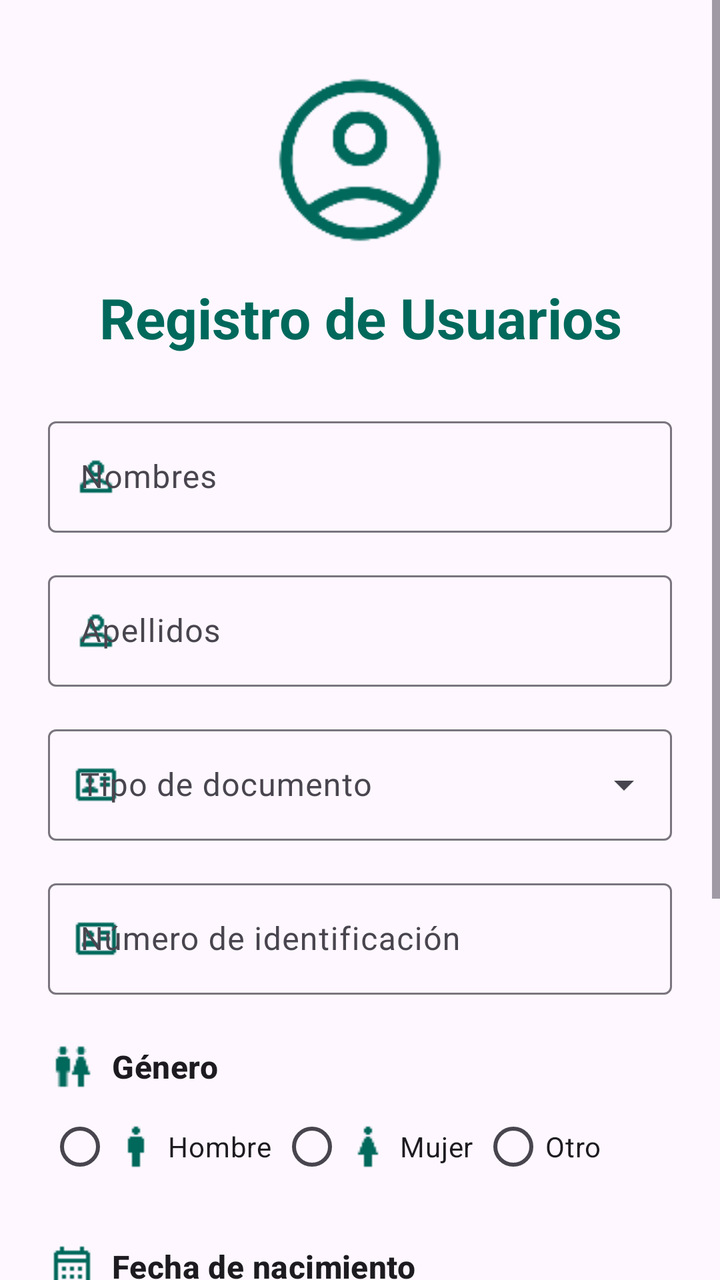
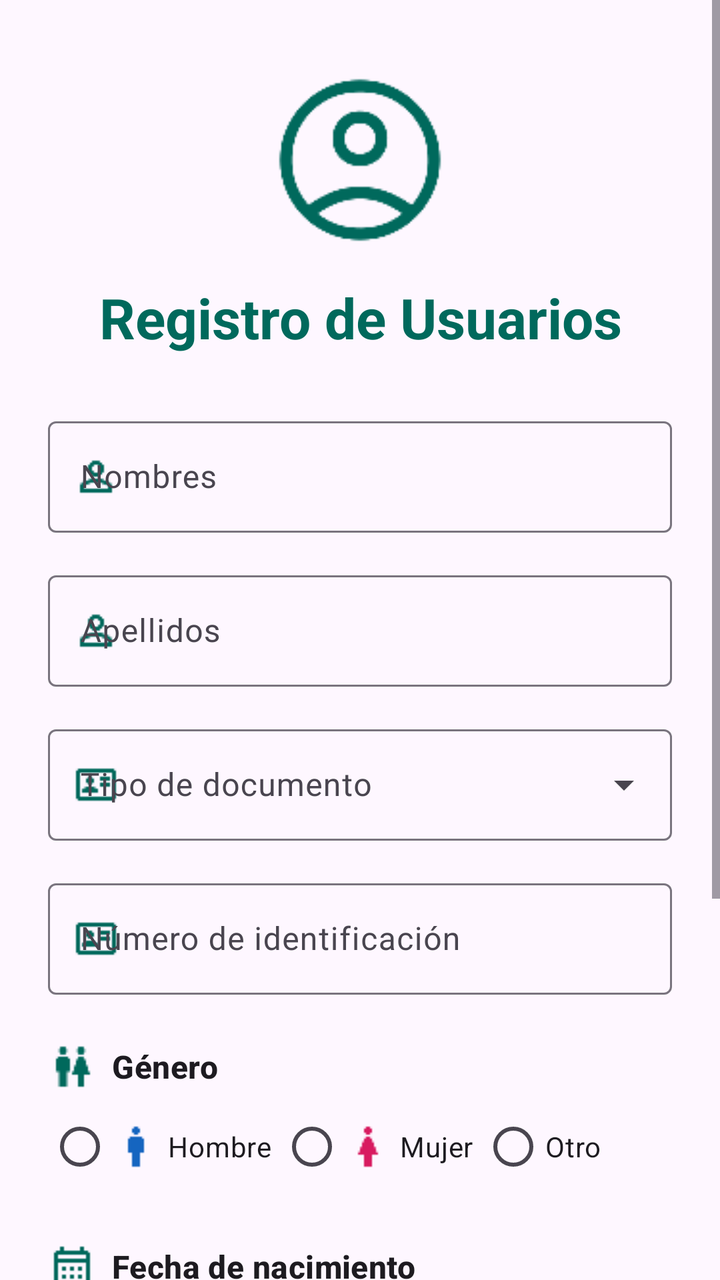

Screens rendered from an Android XML layout before and after an edit, with the pre-edit source and the edit as a unified diff.
<!-- AndroidManifest.xml: application theme Theme.Practica2 -->
<!-- res/layout/activity_main.xml -->
<?xml version="1.0" encoding="utf-8"?>
<ScrollView xmlns:android="http://schemas.android.com/apk/res/android"
    xmlns:app="http://schemas.android.com/apk/res-auto"
    xmlns:tools="http://schemas.android.com/tools"
    android:id="@+id/main"
    android:layout_width="match_parent"
    android:layout_height="match_parent"
    android:fillViewport="true"
    android:overScrollMode="never"
    tools:context=".MainActivity">

    <androidx.constraintlayout.widget.ConstraintLayout
        android:layout_width="match_parent"
        android:layout_height="wrap_content"
        android:paddingStart="24dp"
        android:paddingTop="32dp"
        android:paddingEnd="24dp"
        android:paddingBottom="32dp">

        <ImageView
            android:id="@+id/imgUsuario"
            android:layout_width="96dp"
            android:layout_height="96dp"
            android:contentDescription="@string/descripcion_icono_usuario"
            app:layout_constraintEnd_toEndOf="parent"
            app:layout_constraintStart_toStartOf="parent"
            app:layout_constraintTop_toTopOf="parent"
            app:srcCompat="@drawable/account_circle"
            app:tint="?attr/colorPrimary" />

        <TextView
            android:id="@+id/tvTitulo"
            android:layout_width="0dp"
            android:layout_height="wrap_content"
            android:layout_marginTop="12dp"
            android:gravity="center"
            android:text="@string/titulo_registro"
            android:textAppearance="@style/TextAppearance.Material3.HeadlineMedium"
            android:textColor="?attr/colorPrimary"
            android:textStyle="bold"
            app:layout_constraintEnd_toEndOf="parent"
            app:layout_constraintStart_toStartOf="parent"
            app:layout_constraintTop_toBottomOf="@id/imgUsuario" />

        <com.google.android.material.textfield.TextInputLayout
            android:id="@+id/tilNombres"
            style="@style/Widget.Material3.TextInputLayout.OutlinedBox"
            android:layout_width="0dp"
            android:layout_height="wrap_content"
            android:layout_marginTop="28dp"
            android:hint="@string/hint_nombres"
            app:layout_constraintEnd_toEndOf="parent"
            app:layout_constraintStart_toStartOf="parent"
            app:layout_constraintTop_toBottomOf="@id/tvTitulo"
            app:startIconDrawable="@drawable/person"
            app:startIconTint="?attr/colorPrimary">

            <com.google.android.material.textfield.TextInputEditText
                android:id="@+id/etNombres"
                android:layout_width="match_parent"
                android:layout_height="wrap_content"
                android:autofillHints="personGivenName"
                android:inputType="textCapWords|textPersonName"
                android:maxLines="1" />
        </com.google.android.material.textfield.TextInputLayout>

        <com.google.android.material.textfield.TextInputLayout
            android:id="@+id/tilApellidos"
            style="@style/Widget.Material3.TextInputLayout.OutlinedBox"
            android:layout_width="0dp"
            android:layout_height="wrap_content"
            android:layout_marginTop="16dp"
            android:hint="@string/hint_apellidos"
            app:layout_constraintEnd_toEndOf="@id/tilNombres"
            app:layout_constraintStart_toStartOf="@id/tilNombres"
            app:layout_constraintTop_toBottomOf="@id/tilNombres"
            app:startIconDrawable="@drawable/person"
            app:startIconTint="?attr/colorPrimary">

            <com.google.android.material.textfield.TextInputEditText
                android:id="@+id/etApellidos"
                android:layout_width="match_parent"
                android:layout_height="wrap_content"
                android:autofillHints="personFamilyName"
                android:inputType="textCapWords|textPersonName"
                android:maxLines="1" />
        </com.google.android.material.textfield.TextInputLayout>

        <com.google.android.material.textfield.TextInputLayout
            android:id="@+id/tilTipoDocumento"
            style="@style/Widget.Material3.TextInputLayout.OutlinedBox.ExposedDropdownMenu"
            android:layout_width="0dp"
            android:layout_height="wrap_content"
            android:layout_marginTop="16dp"
            android:hint="@string/hint_tipo_documento"
            app:layout_constraintEnd_toEndOf="@id/tilNombres"
            app:layout_constraintStart_toStartOf="@id/tilNombres"
            app:layout_constraintTop_toBottomOf="@id/tilApellidos"
            app:startIconDrawable="@drawable/id_card"
            app:startIconTint="?attr/colorPrimary">

            <AutoCompleteTextView
                android:id="@+id/actTipoDocumento"
                android:layout_width="match_parent"
                android:layout_height="wrap_content"
                android:inputType="none"
                android:maxLines="1"
                app:simpleItems="@array/tipos_documento"
                tools:ignore="LabelFor" />
        </com.google.android.material.textfield.TextInputLayout>

        <com.google.android.material.textfield.TextInputLayout
            android:id="@+id/tilIdentificacion"
            style="@style/Widget.Material3.TextInputLayout.OutlinedBox"
            android:layout_width="0dp"
            android:layout_height="wrap_content"
            android:layout_marginTop="16dp"
            android:hint="@string/hint_identificacion"
            app:layout_constraintEnd_toEndOf="@id/tilNombres"
            app:layout_constraintStart_toStartOf="@id/tilNombres"
            app:layout_constraintTop_toBottomOf="@id/tilTipoDocumento"
            app:startIconDrawable="@drawable/id_card"
            app:startIconTint="?attr/colorPrimary">

            <com.google.android.material.textfield.TextInputEditText
                android:id="@+id/etIdentificacion"
                android:layout_width="match_parent"
                android:layout_height="wrap_content"
                android:inputType="number"
                android:maxLength="13"
                android:maxLines="1" />
        </com.google.android.material.textfield.TextInputLayout>

        <TextView
            android:id="@+id/tvGenero"
            android:layout_width="0dp"
            android:layout_height="wrap_content"
            android:layout_marginTop="24dp"
            android:drawablePadding="8dp"
            android:gravity="center_vertical"
            app:drawableStartCompat="@drawable/wc"
            app:drawableTint="?attr/colorPrimary"
            android:text="@string/seccion_genero"
            android:textAppearance="@style/TextAppearance.Material3.TitleMedium"
            android:textStyle="bold"
            app:layout_constraintEnd_toEndOf="@id/tilNombres"
            app:layout_constraintStart_toStartOf="@id/tilNombres"
            app:layout_constraintTop_toBottomOf="@id/tilIdentificacion" />

        <RadioGroup
            android:id="@+id/rgGenero"
            android:layout_width="0dp"
            android:layout_height="wrap_content"
            android:layout_marginTop="4dp"
            android:gravity="center_vertical"
            android:orientation="horizontal"
            app:layout_constraintEnd_toEndOf="@id/tilNombres"
            app:layout_constraintStart_toStartOf="@id/tilNombres"
            app:layout_constraintTop_toBottomOf="@id/tvGenero">

            <com.google.android.material.radiobutton.MaterialRadioButton
                android:id="@+id/rbHombre"
                android:layout_width="wrap_content"
                android:layout_height="48dp"
                android:drawableStart="@drawable/man"
                android:drawablePadding="4dp"
                android:drawableTint="?attr/colorPrimary"
                android:minWidth="0dp"
                android:paddingStart="0dp"
                android:paddingEnd="4dp"
                android:text="@string/genero_hombre"
                android:textSize="14sp"
                android:buttonTint="?attr/colorPrimary" />

            <com.google.android.material.radiobutton.MaterialRadioButton
                android:id="@+id/rbMujer"
                android:layout_width="wrap_content"
                android:layout_height="48dp"
                android:drawableStart="@drawable/woman"
                android:drawablePadding="4dp"
                android:drawableTint="?attr/colorPrimary"
                android:minWidth="0dp"
                android:paddingStart="0dp"
                android:paddingEnd="4dp"
                android:text="@string/genero_mujer"
                android:textSize="14sp"
                android:buttonTint="?attr/colorPrimary" />

            <com.google.android.material.radiobutton.MaterialRadioButton
                android:id="@+id/rbOtro"
                android:layout_width="wrap_content"
                android:layout_height="48dp"
                android:minWidth="0dp"
                android:paddingStart="0dp"
                android:paddingEnd="0dp"
                android:text="@string/genero_otro"
                android:textSize="14sp"
                android:buttonTint="?attr/colorPrimary" />
        </RadioGroup>

        <TextView
            android:id="@+id/tvFechaNacimiento"
            android:layout_width="0dp"
            android:layout_height="wrap_content"
            android:layout_marginTop="24dp"
            android:drawablePadding="8dp"
            android:gravity="center_vertical"
            app:drawableStartCompat="@drawable/calendar_month"
            app:drawableTint="?attr/colorPrimary"
            android:text="@string/seccion_fecha_nacimiento"
            android:textAppearance="@style/TextAppearance.Material3.TitleMedium"
            android:textStyle="bold"
            app:layout_constraintEnd_toEndOf="@id/tilNombres"
            app:layout_constraintStart_toStartOf="@id/tilNombres"
            app:layout_constraintTop_toBottomOf="@id/rgGenero" />

        <LinearLayout
            android:id="@+id/llFechaNacimiento"
            android:layout_width="0dp"
            android:layout_height="wrap_content"
            android:layout_marginTop="8dp"
            android:baselineAligned="false"
            android:orientation="horizontal"
            app:layout_constraintEnd_toEndOf="@id/tilNombres"
            app:layout_constraintStart_toStartOf="@id/tilNombres"
            app:layout_constraintTop_toBottomOf="@id/tvFechaNacimiento">

            <com.google.android.material.textfield.TextInputLayout
                android:id="@+id/tilDia"
                style="@style/Widget.Material3.TextInputLayout.OutlinedBox.ExposedDropdownMenu"
                android:layout_width="0dp"
                android:layout_height="wrap_content"
                android:layout_weight="1"
                android:hint="@string/hint_dia">

                <AutoCompleteTextView
                    android:id="@+id/actDia"
                    android:layout_width="match_parent"
                    android:layout_height="wrap_content"
                    android:inputType="none"
                    android:maxLines="1"
                    app:simpleItems="@array/dias"
                    tools:ignore="LabelFor" />
            </com.google.android.material.textfield.TextInputLayout>

            <com.google.android.material.textfield.TextInputLayout
                android:id="@+id/tilMes"
                style="@style/Widget.Material3.TextInputLayout.OutlinedBox.ExposedDropdownMenu"
                android:layout_width="0dp"
                android:layout_height="wrap_content"
                android:layout_marginStart="8dp"
                android:layout_weight="1.4"
                android:hint="@string/hint_mes">

                <AutoCompleteTextView
                    android:id="@+id/actMes"
                    android:layout_width="match_parent"
                    android:layout_height="wrap_content"
                    android:inputType="none"
                    android:maxLines="1"
                    app:simpleItems="@array/meses"
                    tools:ignore="LabelFor" />
            </com.google.android.material.textfield.TextInputLayout>

            <com.google.android.material.textfield.TextInputLayout
                android:id="@+id/tilAnio"
                style="@style/Widget.Material3.TextInputLayout.OutlinedBox.ExposedDropdownMenu"
                android:layout_width="0dp"
                android:layout_height="wrap_content"
                android:layout_marginStart="8dp"
                android:layout_weight="1"
                android:hint="@string/hint_anio">

                <AutoCompleteTextView
                    android:id="@+id/actAnio"
                    android:layout_width="match_parent"
                    android:layout_height="wrap_content"
                    android:inputType="none"
                    android:maxLines="1"
                    app:simpleItems="@array/anios"
                    tools:ignore="LabelFor" />
            </com.google.android.material.textfield.TextInputLayout>
        </LinearLayout>

        <com.google.android.material.textfield.TextInputLayout
            android:id="@+id/tilTelefono"
            style="@style/Widget.Material3.TextInputLayout.OutlinedBox"
            android:layout_width="0dp"
            android:layout_height="wrap_content"
            android:layout_marginTop="16dp"
            android:hint="@string/hint_telefono"
            app:layout_constraintEnd_toEndOf="@id/tilNombres"
            app:layout_constraintStart_toStartOf="@id/tilNombres"
            app:layout_constraintTop_toBottomOf="@id/llFechaNacimiento"
            app:startIconDrawable="@drawable/phone"
            app:startIconTint="?attr/colorPrimary">

            <com.google.android.material.textfield.TextInputEditText
                android:id="@+id/etTelefono"
                android:layout_width="match_parent"
                android:layout_height="wrap_content"
                android:autofillHints="phone"
                android:inputType="phone"
                android:maxLines="1" />
        </com.google.android.material.textfield.TextInputLayout>

        <com.google.android.material.button.MaterialButton
            android:id="@+id/btnGrabar"
            style="@style/Widget.Material3.Button"
            android:layout_width="0dp"
            android:layout_height="wrap_content"
            android:layout_marginTop="32dp"
            android:minHeight="56dp"
            android:text="@string/accion_grabar"
            android:textAllCaps="false"
            android:textSize="16sp"
            android:textStyle="bold"
            app:cornerRadius="14dp"
            app:layout_constraintEnd_toEndOf="@id/tilNombres"
            app:layout_constraintStart_toStartOf="@id/tilNombres"
            app:layout_constraintTop_toBottomOf="@id/tilTelefono" />

    </androidx.constraintlayout.widget.ConstraintLayout>
</ScrollView>
<!-- resources referenced by this layout -->
<resources>
  <string-array name="dias">
          <item>1</item>
          <item>2</item>
          <item>3</item>
          <item>4</item>
          <item>5</item>
          <item>6</item>
          <item>7</item>
          <item>8</item>
          <item>9</item>
          <item>10</item>
          <item>11</item>
          <item>12</item>
          <item>13</item>
          <item>14</item>
          <item>15</item>
          <item>16</item>
          <item>17</item>
          <item>18</item>
          <item>19</item>
          <item>20</item>
          <item>21</item>
          <item>22</item>
          <item>23</item>
          <item>24</item>
          <item>25</item>
          <item>26</item>
          <item>27</item>
          <item>28</item>
          <item>29</item>
          <item>30</item>
          <item>31</item>
      </string-array>
  <string-array name="meses">
          <item>Enero</item>
          <item>Febrero</item>
          <item>Marzo</item>
          <item>Abril</item>
          <item>Mayo</item>
          <item>Junio</item>
          <item>Julio</item>
          <item>Agosto</item>
          <item>Septiembre</item>
          <item>Octubre</item>
          <item>Noviembre</item>
          <item>Diciembre</item>
      </string-array>
  <string-array name="tipos_documento">
          <item>Cédula</item>
          <item>Pasaporte</item>
          <item>RUC</item>
      </string-array>
  <string name="accion_grabar">Grabar</string>
  <string name="descripcion_icono_usuario">Icono de usuario</string>
  <string name="genero_hombre">Hombre</string>
  <string name="genero_mujer">Mujer</string>
  <string name="genero_otro">Otro</string>
  <string name="hint_anio">Año</string>
  <string name="hint_apellidos">Apellidos</string>
  <string name="hint_dia">Día</string>
  <string name="hint_identificacion">Número de identificación</string>
  <string name="hint_mes">Mes</string>
  <string name="hint_nombres">Nombres</string>
  <string name="hint_telefono">Teléfono</string>
  <string name="hint_tipo_documento">Tipo de documento</string>
  <string name="seccion_fecha_nacimiento">Fecha de nacimiento</string>
  <string name="seccion_genero">Género</string>
  <string name="titulo_registro">Registro de Usuarios</string>
  <style name="Theme.Practica2" parent="Base.Theme.Practica2" />
  <style name="Base.Theme.Practica2" parent="Theme.Material3.DayNight.NoActionBar">
          <item name="colorPrimary">@color/color_primary</item>
          <item name="colorOnPrimary">@color/color_on_primary</item>
          <item name="colorPrimaryContainer">@color/color_primary_container</item>
          <item name="colorOnPrimaryContainer">@color/color_on_primary_container</item>
          <item name="colorSecondary">@color/color_secondary</item>
          <item name="colorOnSecondary">@color/color_on_secondary</item>
      </style>
  <color name="color_primary">#00695C</color>
  <color name="color_on_primary">#FFFFFFFF</color>
  <color name="color_primary_container">#A7F2E8</color>
  <color name="color_on_primary_container">#00201D</color>
  <color name="color_secondary">#4A635F</color>
  <color name="color_on_secondary">#FFFFFFFF</color>
  <!-- unchanged entries left out for length: 9 -->
</resources>

<!-- the commit's change to res/layout/activity_main.xml (unified diff, before → after) -->
@@ -164,7 +164,7 @@
                 android:layout_height="48dp"
                 android:drawableStart="@drawable/man"
                 android:drawablePadding="4dp"
-                android:drawableTint="?attr/colorPrimary"
+                android:drawableTint="@color/color_hombre"
                 android:minWidth="0dp"
                 android:paddingStart="0dp"
                 android:paddingEnd="4dp"
@@ -178,7 +178,7 @@
                 android:layout_height="48dp"
                 android:drawableStart="@drawable/woman"
                 android:drawablePadding="4dp"
-                android:drawableTint="?attr/colorPrimary"
+                android:drawableTint="@color/color_mujer"
                 android:minWidth="0dp"
                 android:paddingStart="0dp"
                 android:paddingEnd="4dp"
@@ -316,6 +316,10 @@
             android:textSize="16sp"
             android:textStyle="bold"
             app:cornerRadius="14dp"
+            app:icon="@drawable/save"
+            app:iconGravity="textStart"
+            app:iconPadding="8dp"
+            app:iconTint="?attr/colorOnPrimary"
             app:layout_constraintEnd_toEndOf="@id/tilNombres"
             app:layout_constraintStart_toStartOf="@id/tilNombres"
             app:layout_constraintTop_toBottomOf="@id/tilTelefono" />
<!-- resource entries referenced after the edit -->
@@ -52,6 +52,9 @@
           <item>Pasaporte</item>
           <item>RUC</item>
       </string-array>
+  <color name="color_hombre">#1565C0</color>
+  <color name="color_mujer">#D81B60</color>
+  <!-- drawable save: png bitmap (drawable, 300 bytes) -->
   <string name="accion_grabar">Grabar</string>
   <string name="descripcion_icono_usuario">Icono de usuario</string>
   <string name="genero_hombre">Hombre</string>
